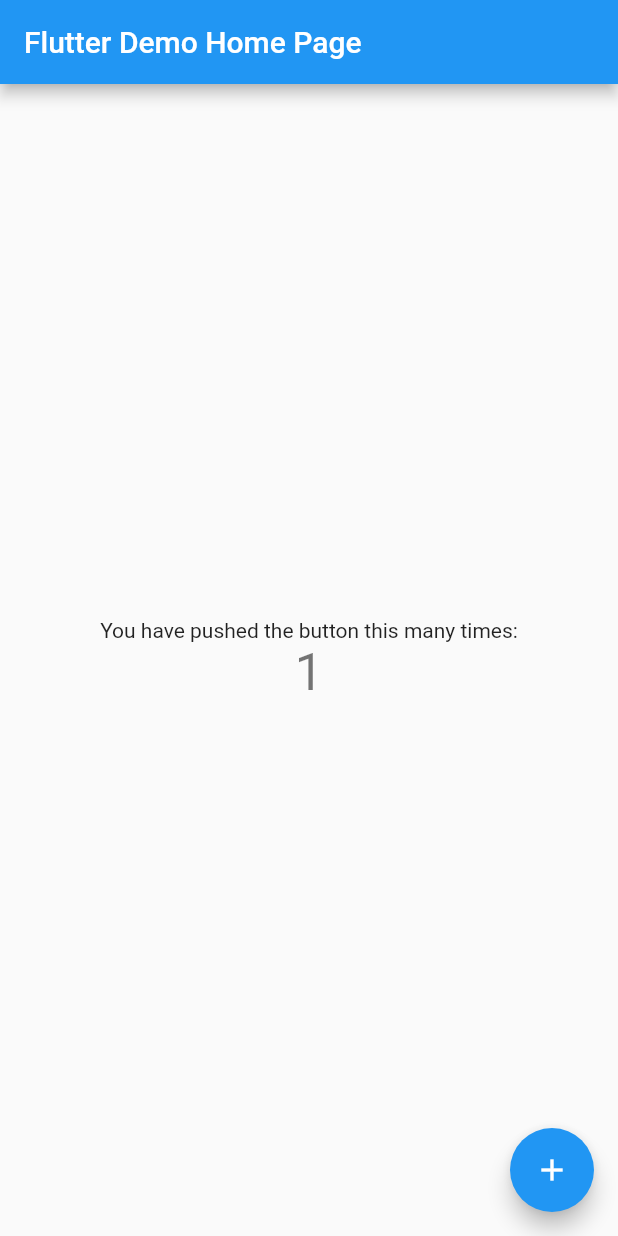
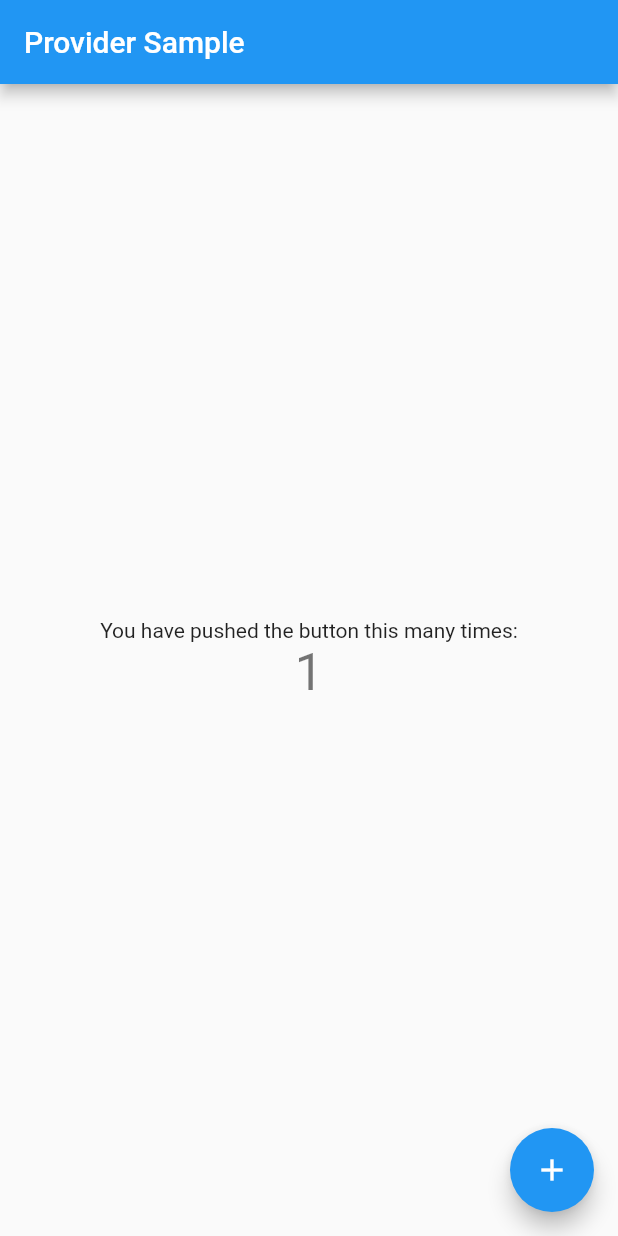
Before and after one commit to junsuk5/flutter_provider_pattern, a Flutter app: the screen it shows after launch, after a tap on the "add" icon, on a phone screen of 412 x 824 dp. Run offline on Flutter 3.47's test engine with Material 2 defaults, Android fonts, the phone set to English and light mode, and no system bars.

Commit message:
Provider 적용

```diff
--- /dev/null
+++ b/lib/counter.dart
@@ -0,0 +1,11 @@
+import 'package:flutter/material.dart';
+
+class Counter with ChangeNotifier {
+  int _count = 0;
+  int get count => _count;
+
+  void increment() {
+    _count++;
+    notifyListeners();
+  }
+}
--- a/lib/main.dart
+++ b/lib/main.dart
@@ -1,4 +1,6 @@
 import 'package:flutter/material.dart';
+import 'package:flutter_provider_pattern/counter.dart';
+import 'package:provider/provider.dart';
 
 void main() => runApp(MyApp());
 
@@ -6,103 +8,48 @@ class MyApp extends StatelessWidget {
   // This widget is the root of your application.
   @override
   Widget build(BuildContext context) {
-    return MaterialApp(
-      title: 'Flutter Demo',
-      theme: ThemeData(
-        // This is the theme of your application.
-        //
-        // Try running your application with "flutter run". You'll see the
-        // application has a blue toolbar. Then, without quitting the app, try
-        // changing the primarySwatch below to Colors.green and then invoke
-        // "hot reload" (press "r" in the console where you ran "flutter run",
-        // or simply save your changes to "hot reload" in a Flutter IDE).
-        // Notice that the counter didn't reset back to zero; the application
-        // is not restarted.
-        primarySwatch: Colors.blue,
-      ),
-      home: MyHomePage(title: 'Flutter Demo Home Page'),
+    return MultiProvider(
+      providers: [
+        ChangeNotifierProvider(builder: (_) => Counter())
+      ],
+      child: Consumer<Counter>(builder: (context, counter, _) {
+        return MaterialApp(
+          title: 'Flutter Demo',
+          theme: ThemeData(
+            primarySwatch: Colors.blue,
+          ),
+          home: MyHomePage(),
+        );
+      }),
     );
   }
 }
 
-class MyHomePage extends StatefulWidget {
-  MyHomePage({Key key, this.title}) : super(key: key);
-
-  // This widget is the home page of your application. It is stateful, meaning
-  // that it has a State object (defined below) that contains fields that affect
-  // how it looks.
-
-  // This class is the configuration for the state. It holds the values (in this
-  // case the title) provided by the parent (in this case the App widget) and
-  // used by the build method of the State. Fields in a Widget subclass are
-  // always marked "final".
-
-  final String title;
-
-  @override
-  _MyHomePageState createState() => _MyHomePageState();
-}
-
-class _MyHomePageState extends State<MyHomePage> {
-  int _counter = 0;
-
-  void _incrementCounter() {
-    setState(() {
-      // This call to setState tells the Flutter framework that something has
-      // changed in this State, which causes it to rerun the build method below
-      // so that the display can reflect the updated values. If we changed
-      // _counter without calling setState(), then the build method would not be
-      // called again, and so nothing would appear to happen.
-      _counter++;
-    });
-  }
+class MyHomePage extends StatelessWidget {
 
   @override
   Widget build(BuildContext context) {
-    // This method is rerun every time setState is called, for instance as done
-    // by the _incrementCounter method above.
-    //
-    // The Flutter framework has been optimized to make rerunning build methods
-    // fast, so that you can just rebuild anything that needs updating rather
-    // than having to individually change instances of widgets.
+    final counter = Provider.of<Counter>(context);
     return Scaffold(
       appBar: AppBar(
-        // Here we take the value from the MyHomePage object that was created by
-        // the App.build method, and use it to set our appbar title.
-        title: Text(widget.title),
+        title: Text('Provider Sample'),
       ),
       body: Center(
-        // Center is a layout widget. It takes a single child and positions it
-        // in the middle of the parent.
         child: Column(
-          // Column is also layout widget. It takes a list of children and
-          // arranges them vertically. By default, it sizes itself to fit its
-          // children horizontally, and tries to be as tall as its parent.
-          //
-          // Invoke "debug painting" (press "p" in the console, choose the
-          // "Toggle Debug Paint" action from the Flutter Inspector in Android
-          // Studio, or the "Toggle Debug Paint" command in Visual Studio Code)
-          // to see the wireframe for each widget.
-          //
-          // Column has various properties to control how it sizes itself and
-          // how it positions its children. Here we use mainAxisAlignment to
-          // center the children vertically; the main axis here is the vertical
-          // axis because Columns are vertical (the cross axis would be
-          // horizontal).
           mainAxisAlignment: MainAxisAlignment.center,
           children: <Widget>[
             Text(
               'You have pushed the button this many times:',
             ),
             Text(
-              '$_counter',
+              '${counter.count}',
               style: Theme.of(context).textTheme.display1,
             ),
           ],
         ),
       ),
       floatingActionButton: FloatingActionButton(
-        onPressed: _incrementCounter,
+        onPressed: counter.increment,
         tooltip: 'Increment',
         child: Icon(Icons.add),
       ), // This trailing comma makes auto-formatting nicer for build methods.
```
